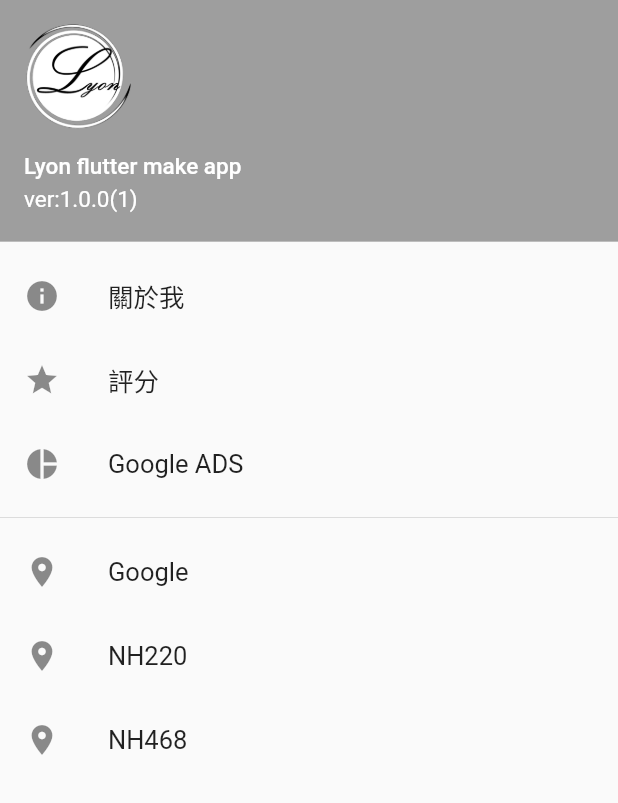
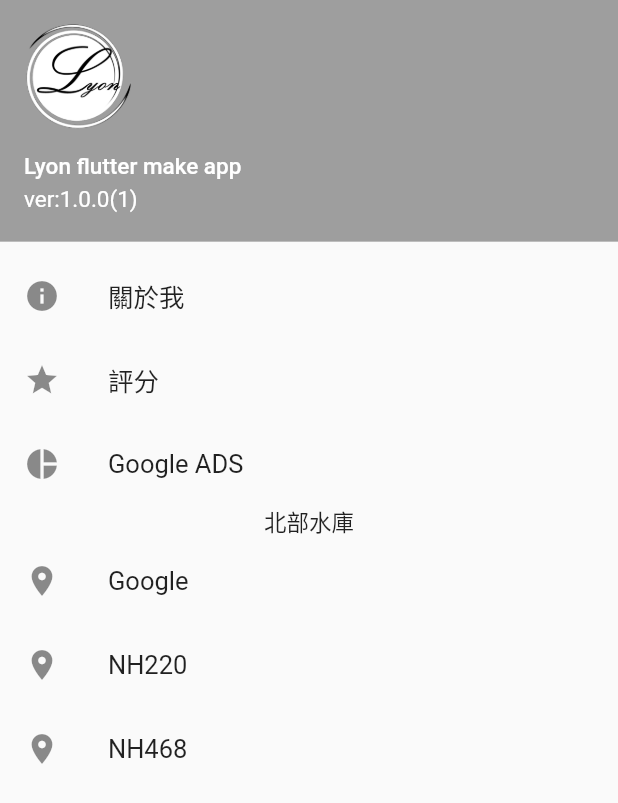
Before and after one commit to lejiteyu/flutter_google_Map, a Flutter app: the MenuStatefulWidget widget shown alone on an empty page, opened directly, on a phone screen of 412 x 824 dp. Shown: the top 803 px of the screen. Run offline on Flutter 3.47's test engine with Material 2 defaults, Android fonts, the phone set to English and light mode, and no system bars; our stand-ins replace easy_localization, geolocator, google_maps_flutter, package_info, permission_handler, toast; missing offline and left inert: ads, email_launcher, firebase_admob, google_maps_flutter_platform_interface, launch_review; accounts and stored records are empty.

Commit message:
20200616 修改架構

```diff
--- /dev/null
+++ b/lib/Reservoir/NorthReservoir.dart
@@ -0,0 +1,53 @@
+import 'package:flutter/material.dart';
+import 'package:google_maps_flutter_platform_interface/src/types/camera.dart';
+import 'package:map/Reservoir/Reservoir_point.dart';
+
+
+typedef GoToCallBack = void Function(CameraPosition position, String MarkerId);
+
+class NorthReservoir extends StatelessWidget {
+  GoToCallBack GoTo;
+  NorthReservoir( {
+    this.GoTo,
+  });
+
+  @override
+  Widget build(BuildContext context) {
+   return
+     SizedBox(
+       child:Center(
+         child: Column(
+           children: [
+             Text(
+                 '北部水庫'
+             ),
+             ListTile(
+               leading: Icon(Icons.place),
+               title: Text('Google'),
+               onTap: () {
+                 Navigator.of(context).pop();
+                 GoTo(Reservoir_point().getGoogle(),"marker_google");
+               },
+             ),
+             ListTile(
+               leading: Icon(Icons.place),
+               title: Text('NH220'),
+               onTap: () {
+                 Navigator.of(context).pop();
+                 GoTo(Reservoir_point().getNH220(),"marker_nh220");
+               },
+             ),
+             ListTile(
+               leading: Icon(Icons.place),
+               title: Text('NH468'),
+               onTap: () {
+                 Navigator.of(context).pop();
+                 GoTo(Reservoir_point().getNH468(),"marker_nh468");
+               },
+             ),
+           ],
+         ),
+       )
+     );
+  }
+}
--- /dev/null
+++ b/lib/Reservoir/Reservoir_point.dart
@@ -0,0 +1,26 @@
+import 'package:google_maps_flutter/google_maps_flutter.dart';
+
+class Reservoir_point{
+  static final CameraPosition _kGooglePlex = CameraPosition(
+    target: LatLng(37.42796133580664, -122.085749655962),
+    zoom: 14.4746,
+  );
+  static final CameraPosition _NH220 = CameraPosition(
+      target: LatLng(25.0754409,121.5729122),
+      zoom: 17);
+  static final CameraPosition _NH468 = CameraPosition(
+      target: LatLng(25.078472, 121.569555),
+      zoom: 17);
+
+  CameraPosition getGoogle(){
+    return _kGooglePlex;
+  }
+
+  CameraPosition getNH220(){
+    return _NH220;
+  }
+
+  CameraPosition getNH468(){
+    return _NH468;
+  }
+}
--- a/lib/menu_drawer.dart
+++ b/lib/menu_drawer.dart
@@ -18,6 +18,7 @@ import 'GoogleADMob/GAD.dart';
 import 'Object/AboutDialogLyon.dart';
 
 import 'Permission.dart';
+import 'Reservoir/NorthReservoir.dart';
 import 'main.dart';
 
 String _appVersion = '0.0.0';
@@ -100,31 +101,7 @@ class _ParentWidgetState extends State<MenuStatefulWidget> {
             Navigator.push(context, MaterialPageRoute(builder: (context) => GADPage()));
           },
         ),
-        new Divider(),    //分割线控件
-        ListTile(
-          leading: Icon(Icons.place),
-          title: Text('Google'),
-          onTap: () {
-            Navigator.of(context).pop();
-            _goTo(_kGooglePlex,"marker_google");
-          },
-        ),
-        ListTile(
-          leading: Icon(Icons.place),
-          title: Text('NH220'),
-          onTap: () {
-            Navigator.of(context).pop();
-            _goTo(_NH220,"marker_nh220");
-          },
-        ),
-        ListTile(
-          leading: Icon(Icons.place),
-          title: Text('NH468'),
-          onTap: () {
-            Navigator.of(context).pop();
-            _goTo(_NH468,"marker_nh468");
-          },
-        ),
+        new NorthReservoir(GoTo:_goTo),
       ],
     );
   }
```
